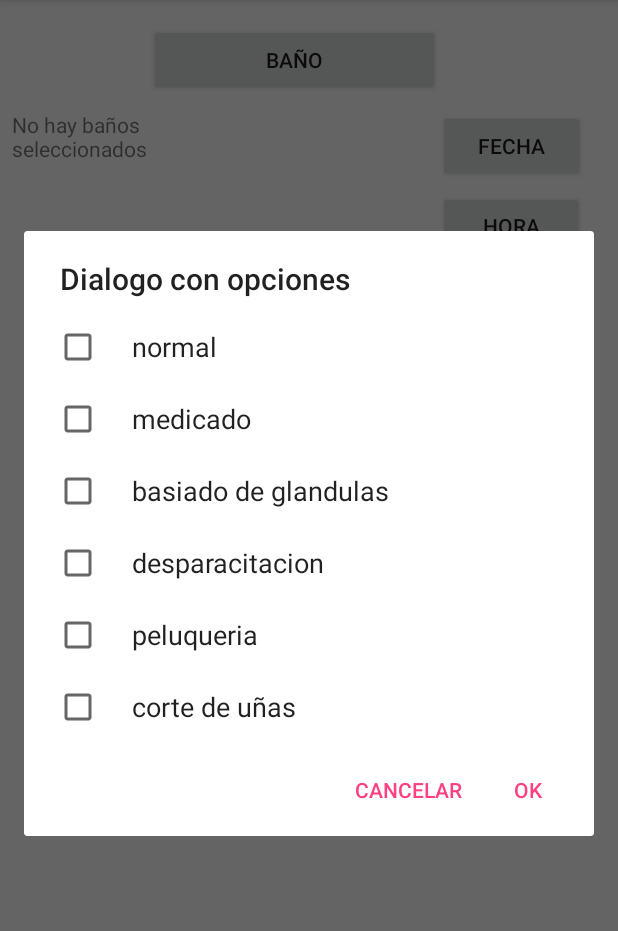
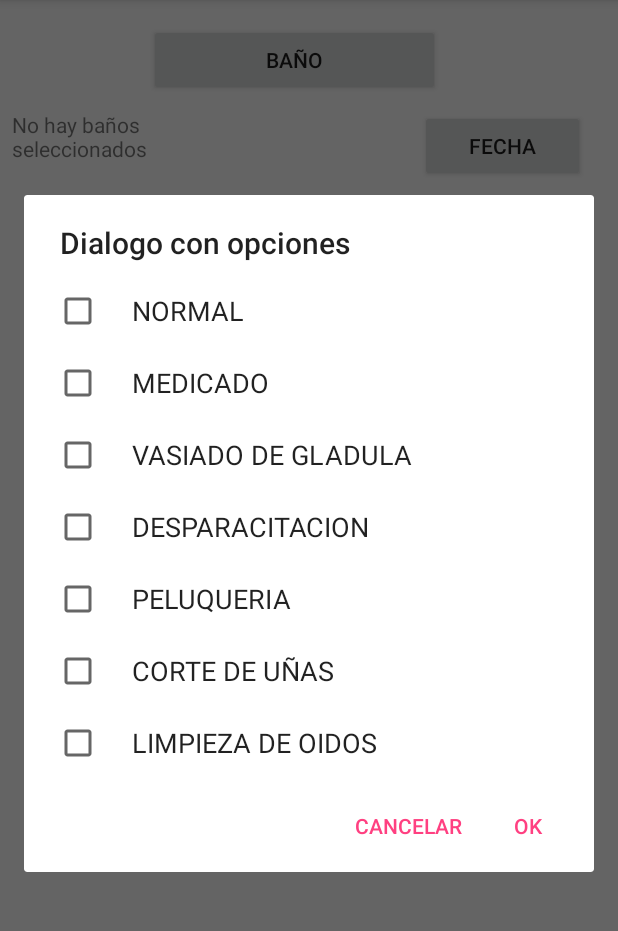
Before and after one commit to juanda0097/Spikec, an Android app: the ejemplo screen opened directly, with no data from a screen before it, after a tap on "BAÑO", on a phone screen of 412 x 824 dp, the part 84-1015 px from its top. Run offline under Robolectric (Android 15) with nearby library versions, the phone set to English and light mode, and no system bars; our stand-ins replace Firebase (no records; nobody signed in at launch, a user with empty details on screens opened directly).

Commit message:
sexto commit una version funcionando correctamente con algunos componentes de base de datos iniciando

```diff
--- a/app/build.gradle
+++ b/app/build.gradle
@@ -27,5 +27,10 @@ dependencies {
     compile 'com.android.support:appcompat-v7:26.+'
     compile 'com.android.support:design:26.+'
     compile 'com.android.support.constraint:constraint-layout:1.0.2'
+    compile 'com.google.firebase:firebase-core:9.0.0'
+    compile 'com.google.firebase:firebase-database:9.0.0'
+
     testCompile 'junit:junit:4.12'
+
 }
+apply plugin: 'com.google.gms.google-services'
--- a/app/src/main/java/com/spikec/spikec/ejemplo.java
+++ b/app/src/main/java/com/spikec/spikec/ejemplo.java
@@ -12,6 +12,9 @@ import android.widget.DatePicker;
 import android.widget.TextView;
 import android.widget.TimePicker;
 import android.widget.Toast;
+
+import com.google.firebase.database.DatabaseReference;
+import com.google.firebase.database.FirebaseDatabase;
 
 import java.util.Arrays;
 import java.util.Calendar;
@@ -32,6 +35,7 @@ public class ejemplo extends AppCompatActivity {
             false, // Blue
             false, // Purple
             false, // Olive
+            false,
             false
 
     };
@@ -107,12 +111,13 @@ public class ejemplo extends AppCompatActivity {
             public void onClick(View view) {
                 // String array for alert dialog multi choice items
                 String[] colors = new String[]{
-                        "normal",
-                        "medicado",
-                        "basiado de glandulas",
-                        "desparacitacion",
-                        "peluqueria",
-                        "corte de uñas"
+                        "NORMAL",
+                        "MEDICADO",
+                        "VASIADO DE GLADULA",
+                        "DESPARACITACION",
+                        "PELUQUERIA",
+                        "CORTE DE UÑAS",
+                        "LIMPIEZA DE OIDOS"
                 };
 
 
@@ -176,5 +181,7 @@ public class ejemplo extends AppCompatActivity {
                 alert2.show();//se muestra el  dialogo
             }
         });
+       // FirebaseDatabase database = FirebaseDatabase.getInstance();
+        //DatabaseReference myRef = database.getReference();
     }
 }
--- a/app/src/main/res/layout/activity_ejemplo.xml
+++ b/app/src/main/res/layout/activity_ejemplo.xml
@@ -37,15 +37,11 @@
         android:id="@+id/txtfecha"
         android:layout_width="82dp"
         android:layout_height="32dp"
-        android:layout_marginBottom="74dp"
-        android:layout_marginTop="73dp"
-        app:layout_constraintBottom_toBottomOf="@+id/txtselec"
+        android:layout_marginTop="81dp"
         app:layout_constraintHorizontal_bias="0.566"
         app:layout_constraintLeft_toLeftOf="parent"
         app:layout_constraintRight_toRightOf="parent"
         app:layout_constraintTop_toTopOf="parent"
-        app:layout_constraintVertical_bias="1.0"
-        tools:layout_constraintBottom_creator="1"
         tools:layout_constraintLeft_creator="1"
         tools:layout_constraintRight_creator="1"
         tools:layout_constraintTop_creator="1" />
@@ -65,7 +61,7 @@
 
     <Button
         android:id="@+id/btnfecha"
-        android:layout_width="98dp"
+        android:layout_width="0dp"
         android:layout_height="48dp"
         android:layout_marginEnd="22dp"
         android:text="Fecha"
@@ -74,23 +70,35 @@
         android:layout_marginRight="22dp"
         app:layout_constraintRight_toRightOf="parent"
         app:layout_constraintLeft_toRightOf="@+id/txtfecha"
-        android:layout_marginLeft="8dp"
+        android:layout_marginLeft="11dp"
         app:layout_constraintHorizontal_bias="1.0"
         android:layout_marginTop="9dp"
         app:layout_constraintTop_toBottomOf="@+id/btnbano"
-        android:layout_marginStart="8dp" />
+        android:layout_marginStart="11dp"
+        tools:layout_constraintLeft_creator="1" />
 
     <Button
         android:id="@+id/btnhora"
         android:layout_width="97dp"
-        android:layout_height="46dp"
+        android:layout_height="48dp"
         android:layout_marginTop="6dp"
         android:text="hora"
         app:layout_constraintLeft_toLeftOf="@+id/btnfecha"
         app:layout_constraintTop_toBottomOf="@+id/btnfecha"
         tools:layout_constraintLeft_creator="1"
+        tools:layout_constraintTop_creator="1" />
+
+    <Button
+        android:id="@+id/btnenviar"
+        android:layout_width="wrap_content"
+        android:layout_height="wrap_content"
+        android:text="Enviar"
         tools:layout_constraintTop_creator="1"
-        tools:layout_editor_absoluteY="129dp"
-        android:layout_marginLeft="0dp" />
+        android:layout_marginStart="12dp"
+        android:layout_marginTop="8dp"
+        app:layout_constraintTop_toBottomOf="@+id/txtselec"
+        tools:layout_constraintLeft_creator="1"
+        app:layout_constraintLeft_toRightOf="@+id/txtselec"
+        android:layout_marginLeft="12dp" />
 
 </android.support.constraint.ConstraintLayout>
--- a/build.gradle
+++ b/build.gradle
@@ -6,6 +6,7 @@ buildscript {
     }
     dependencies {
         classpath 'com.android.tools.build:gradle:2.3.3'
+        classpath 'com.google.gms:google-services:3.0.0'
 
         // NOTE: Do not place your application dependencies here; they belong
         // in the individual module build.gradle files
```
Also changed, not shown: 2 other files.
